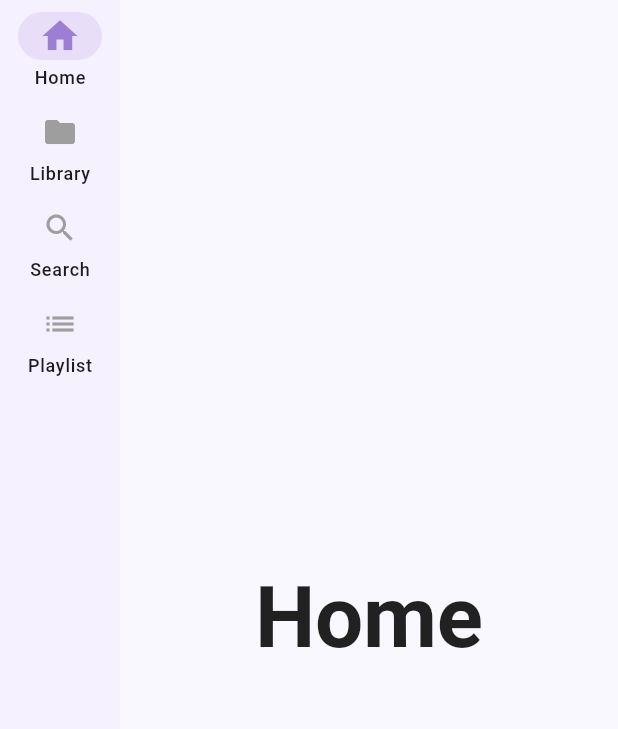
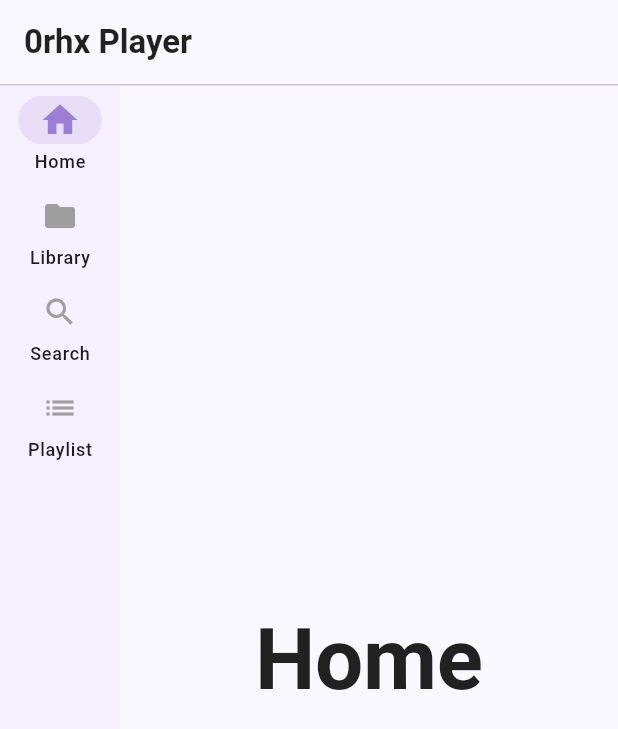
Before and after one commit to RinCynar/0rhx-Player, a Flutter app: the screen it shows after launch, on a phone screen of 412 x 824 dp. Shown: the top 729 px of the screen. Run offline on Flutter 3.47's test engine with Material 3 defaults, Android fonts, the phone set to English and light mode, and no system bars; missing offline and left inert: window_manager.

Commit message:
feat: Implement `AppShell` for core navigation and `CustomTitleBar` with desktop window controls.

```diff
--- a/lib/features/app/pages/app_shell.dart
+++ b/lib/features/app/pages/app_shell.dart
@@ -6,6 +6,7 @@ import '../../home/pages/home_page.dart';
 import '../../library/pages/library_page.dart';
 import '../../search/pages/search_page.dart';
 import '../../playlist/pages/playlist_page.dart';
+import '../widgets/custom_title_bar.dart';
 
 class AppShell extends StatelessWidget {
   const AppShell({super.key});
@@ -20,6 +21,7 @@ class AppShell extends StatelessWidget {
   @override
   Widget build(BuildContext context) {
     return Scaffold(
+      appBar: CustomTitleBar(title: '0rhx Player'),
       body: Row(
         children: [
           // NavigationRail
--- /dev/null
+++ b/lib/features/app/widgets/custom_title_bar.dart
@@ -0,0 +1,137 @@
+import 'package:flutter/material.dart';
+import 'dart:io';
+import 'package:window_manager/window_manager.dart';
+
+class CustomTitleBar extends StatefulWidget implements PreferredSizeWidget {
+  final String title;
+
+  const CustomTitleBar({
+    super.key,
+    required this.title,
+  });
+
+  @override
+  State<CustomTitleBar> createState() => _CustomTitleBarState();
+
+  @override
+  Size get preferredSize => const Size.fromHeight(56);
+}
+
+class _CustomTitleBarState extends State<CustomTitleBar> {
+  bool _isMaximized = false;
+
+  @override
+  Widget build(BuildContext context) {
+    return Container(
+      color: Theme.of(context).scaffoldBackgroundColor,
+      child: Column(
+        children: [
+          // Title bar with window controls
+          SizedBox(
+            height: 56,
+            child: Row(
+              children: [
+                // App title
+                Expanded(
+                  child: Padding(
+                    padding: const EdgeInsets.only(left: 16),
+                    child: Text(
+                      widget.title,
+                      style: Theme.of(context).textTheme.titleLarge,
+                    ),
+                  ),
+                ),
+                // Window control buttons
+                if (Platform.isWindows) ...[
+                  _WindowControlButton(
+                    icon: Icons.remove,
+                    tooltip: 'Minimize',
+                    onPressed: () async {
+                      await windowManager.minimize();
+                    },
+                  ),
+                  _WindowControlButton(
+                    icon: _isMaximized ? Icons.fullscreen_exit : Icons.fullscreen,
+                    tooltip: _isMaximized ? 'Restore' : 'Maximize',
+                    onPressed: () async {
+                      final isMaximized = await windowManager.isMaximized();
+                      if (isMaximized) {
+                        await windowManager.unmaximize();
+                      } else {
+                        await windowManager.maximize();
+                      }
+                      setState(() {
+                        _isMaximized = !_isMaximized;
+                      });
+                    },
+                  ),
+                  _WindowControlButton(
+                    icon: Icons.close,
+                    tooltip: 'Close',
+                    onPressed: () async {
+                      await windowManager.close();
+                    },
+                    isCloseButton: true,
+                  ),
+                ],
+              ],
+            ),
+          ),
+          // Divider
+          Divider(
+            height: 1,
+            thickness: 1,
+            color: Theme.of(context).colorScheme.outlineVariant,
+          ),
+        ],
+      ),
+    );
+  }
+}
+
+class _WindowControlButton extends StatefulWidget {
+  final IconData icon;
+  final String tooltip;
+  final VoidCallback onPressed;
+  final bool isCloseButton;
+
+  const _WindowControlButton({
+    required this.icon,
+    required this.tooltip,
+    required this.onPressed,
+    this.isCloseButton = false,
+  });
+
+  @override
+  State<_WindowControlButton> createState() => _WindowControlButtonState();
+}
+
+class _WindowControlButtonState extends State<_WindowControlButton> {
+  bool _isHovered = false;
+
+  @override
+  Widget build(BuildContext context) {
+    return MouseRegion(
+      onEnter: (_) => setState(() => _isHovered = true),
+      onExit: (_) => setState(() => _isHovered = false),
+      child: GestureDetector(
+        onTap: widget.onPressed,
+        child: Container(
+          width: 48,
+          height: 56,
+          color: _isHovered
+              ? (widget.isCloseButton ? Colors.red : Colors.grey.withValues(alpha: 0.1))
+              : Colors.transparent,
+          child: Tooltip(
+            message: widget.tooltip,
+            child: Icon(
+              widget.icon,
+              color: widget.isCloseButton && _isHovered ? Colors.white : null,
+              size: 20,
+            ),
+          ),
+        ),
+      ),
+    );
+  }
+}
```
Also changed, not shown: 1 other file.
